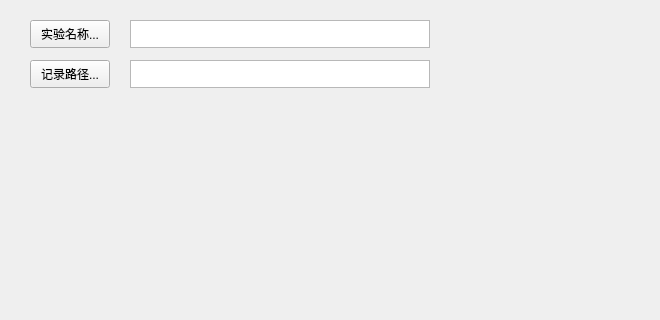
First picture: the form in cpp/8H82600/form_expinfo.ui, repository huayunfly/goiot, before the edit; both pictures show x 0 to 660 and y 0 to 320 of the 1180 by 900 pixel window.
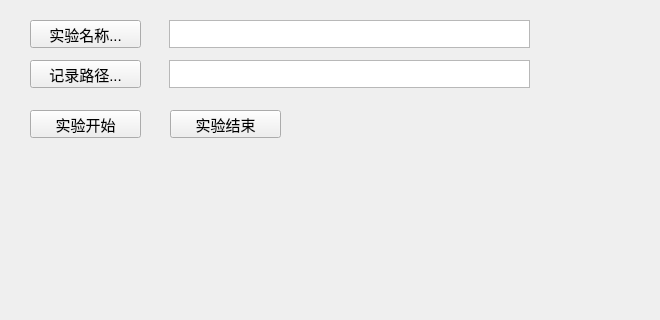
Second picture: the form after the edit.

Commit message: QT 8H82600 fix float value conversion truncation bug. QT 8H82600 access expinfo.run, expinfo.tos, expinfo.expname.

The edit to the form file:
```diff
--- a/cpp/8H82600/form_expinfo.ui
+++ b/cpp/8H82600/form_expinfo.ui
@@ -19,9 +19,9 @@
    </property>
    <property name="geometry">
     <rect>
-     <x>130</x>
+     <x>169</x>
      <y>60</y>
-     <width>300</width>
+     <width>361</width>
      <height>28</height>
     </rect>
    </property>
@@ -40,10 +40,16 @@
     <rect>
      <x>30</x>
      <y>60</y>
-     <width>80</width>
+     <width>111</width>
      <height>28</height>
     </rect>
    </property>
+   <property name="font">
+    <font>
+     <family>Tahoma</family>
+     <pointsize>11</pointsize>
+    </font>
+   </property>
    <property name="text">
     <string>记录路径...</string>
    </property>
@@ -53,10 +59,16 @@
     <rect>
      <x>30</x>
      <y>20</y>
-     <width>80</width>
+     <width>111</width>
      <height>28</height>
     </rect>
    </property>
+   <property name="font">
+    <font>
+     <family>Tahoma</family>
+     <pointsize>11</pointsize>
+    </font>
+   </property>
    <property name="text">
     <string>实验名称...</string>
    </property>
@@ -67,9 +79,9 @@
    </property>
    <property name="geometry">
     <rect>
-     <x>130</x>
+     <x>169</x>
      <y>20</y>
-     <width>300</width>
+     <width>361</width>
      <height>28</height>
     </rect>
    </property>
@@ -83,6 +95,44 @@
     <bool>true</bool>
    </property>
   </widget>
+  <widget class="QPushButton" name="button_exp_run">
+   <property name="geometry">
+    <rect>
+     <x>30</x>
+     <y>110</y>
+     <width>111</width>
+     <height>28</height>
+    </rect>
+   </property>
+   <property name="font">
+    <font>
+     <family>Tahoma</family>
+     <pointsize>11</pointsize>
+    </font>
+   </property>
+   <property name="text">
+    <string>实验开始</string>
+   </property>
+  </widget>
+  <widget class="QPushButton" name="button_exp_stop">
+   <property name="geometry">
+    <rect>
+     <x>170</x>
+     <y>110</y>
+     <width>111</width>
+     <height>28</height>
+    </rect>
+   </property>
+   <property name="font">
+    <font>
+     <family>Tahoma</family>
+     <pointsize>11</pointsize>
+    </font>
+   </property>
+   <property name="text">
+    <string>实验结束</string>
+   </property>
+  </widget>
  </widget>
  <resources/>
  <connections/>
```
The commit also changes 9 other files.
